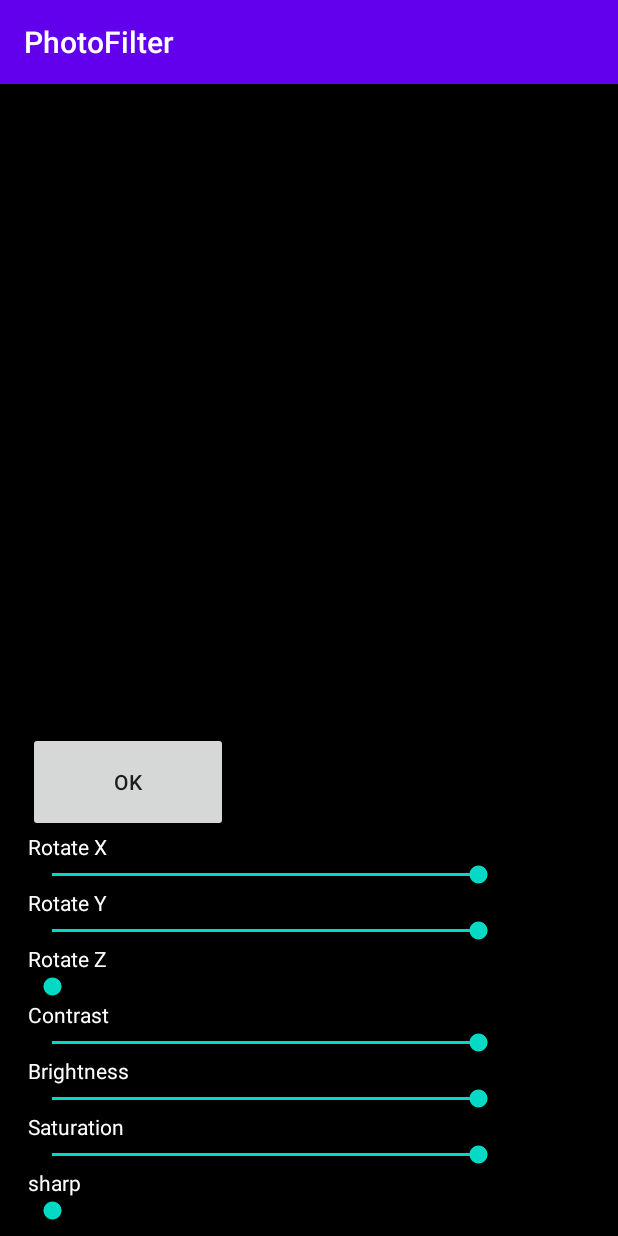
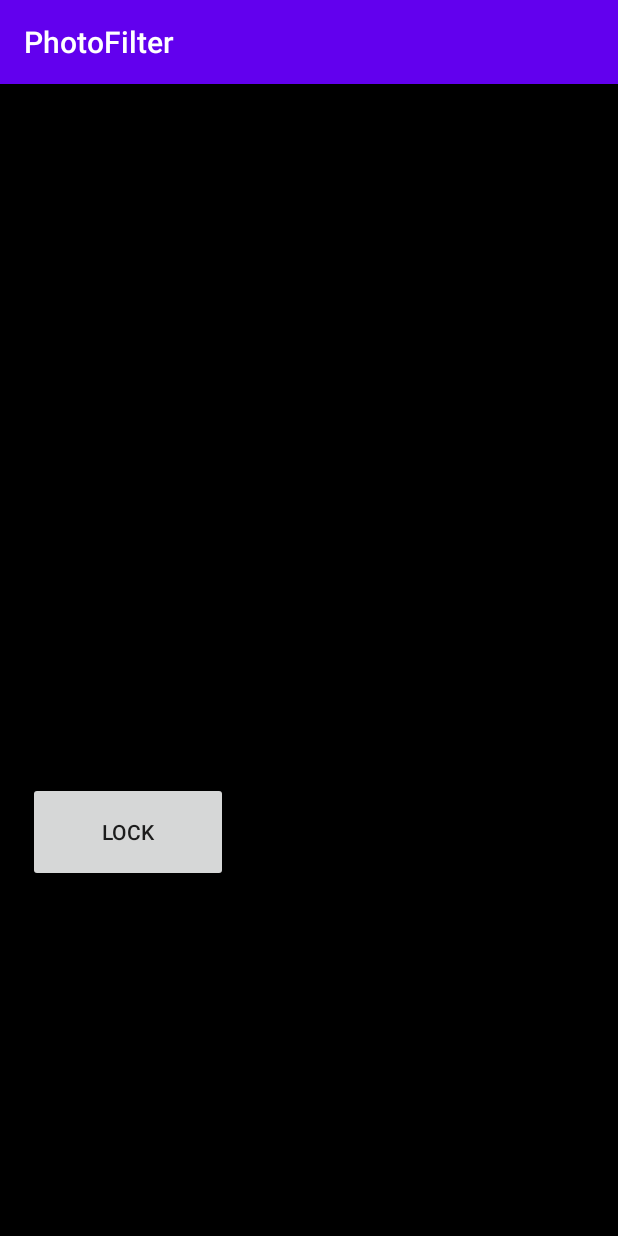
Before and after one commit to mick60316/PhotoFilter, an Android app: the screen it shows after launch (MainActivity), on a phone screen of 412 x 824 dp. Run offline under Robolectric (Android 15) with nearby library versions, the phone set to English and light mode, and no system bars; 21 statements that could not run were skipped.

Commit message:
修正流程

```diff
--- a/app/src/main/java/com/example/photofilter/MainActivity.java
+++ b/app/src/main/java/com/example/photofilter/MainActivity.java
@@ -29,15 +29,21 @@ import static org.opencv.photo.Photo.edgePreservingFilter;
 public class MainActivity extends AppCompatActivity implements RadioGroup.OnCheckedChangeListener {
 
 
+
+    private static final int ROI_MODE =0;
+    private static final int ADJUST_MODE =1;
+
+    private int currentMode =0;
+
+
     private RadioGroup filerGroup;
     private SeekBar [] seekBars=new SeekBar[7];
     private ScaleGestureDetector mScaleGestureDetector;
 
     private static  String MikeTAG ="Mike";
     private ImageView sourceImage;
-    private Mat srcImg,filerImage,processImage;
+    private Mat srcImg,srcImgClone,filerImage,processImage;
     private Mat brightnessMask;
-
 
     private Rect roi =new Rect(0,0,700,700);
 
@@ -47,7 +53,7 @@ public class MainActivity extends AppCompatActivity implements RadioGroup.OnChec
     private static PointF touchScreenStopPtArr[] = new PointF[10];
     private static PointF touchScreenCurrPtArr[] = new PointF[10];
 
-    private Button defalutButton;
+    private Button defalutButton,roiOkButton;
 
     private int xAngle =90;
     private int yAngle =90;
@@ -72,6 +78,7 @@ public class MainActivity extends AppCompatActivity implements RadioGroup.OnChec
     private void setDefault ()
     {
 
+
         for (int i =0;i<seekBars.length ;i++) {
             seekBars[i].setProgress(seekBarInitValue[i]);
 
@@ -80,9 +87,14 @@ public class MainActivity extends AppCompatActivity implements RadioGroup.OnChec
         if (filerGroup.getCheckedRadioButtonId()!=R.id.normal_filter_radio)
         {
             filerGroup.check(R.id.normal_filter_radio);
-            filerImage =null;
-            updateImageview(processImage);
+           // updateImageview(processImage);
         }
+
+        currentMode = ROI_MODE;
+        updateImageview(ImageProcess.getRotationImage(srcImg,xAngle,yAngle,zAngle));
+
+
+
     }
 
     @Override
@@ -155,11 +167,20 @@ public class MainActivity extends AppCompatActivity implements RadioGroup.OnChec
         }
         filerGroup.setOnCheckedChangeListener(this);
 
-        defalutButton =findViewById(R.id.testbt);
+        defalutButton =findViewById(R.id.default_button);
         defalutButton.setOnClickListener(new View.OnClickListener() {
             @Override
             public void onClick(View view) {
                 setDefault();
+            }
+        });
+        roiOkButton=findViewById(R.id.roi_ok_button);
+        roiOkButton.setOnClickListener(new View.OnClickListener() {
+            @Override
+            public void onClick(View view) {
+                srcImgClone=new Mat (srcImg,roi).clone();
+                currentMode =ADJUST_MODE;
+                updateImageview(ImageProcess.getRotationImage(srcImgClone,xAngle,yAngle,zAngle));
             }
         });
 
@@ -168,6 +189,7 @@ public class MainActivity extends AppCompatActivity implements RadioGroup.OnChec
 
     @Override
     public void onCheckedChanged(RadioGroup radioGroup, int i) {
+            if (processImage ==null)return ;
             switch (i)
             {
                 case R.id.normal_filter_radio:
@@ -183,6 +205,7 @@ public class MainActivity extends AppCompatActivity implements RadioGroup.OnChec
                     break;
                 case R.id.warm_filter_radio:
                     MikeLog("warm");
+
                     filerImage =ImageProcess.WarmFilter(processImage);
                     updateImageview(filerImage);
                     break;
@@ -199,7 +222,7 @@ public class MainActivity extends AppCompatActivity implements RadioGroup.OnChec
 
     private void updateImageview (Mat inputMat)
     {
-        //inputMat =new Mat (inputMat,roi);
+        if (currentMode ==ROI_MODE) inputMat =new Mat (inputMat,roi);
         Bitmap newBp =Bitmap.createBitmap(inputMat.width(),inputMat.height(), Bitmap.Config.ARGB_8888);
         Utils.matToBitmap(inputMat,newBp);
         sourceImage.setImageBitmap(newBp);
@@ -229,41 +252,39 @@ public class MainActivity extends AppCompatActivity implements RadioGroup.OnChec
             switch(seekBar.getId())
             {
                 case R.id.sharp_bar:
-                    processImage=ImageProcess.getSharpImage(srcImg,i);
+                    processImage=ImageProcess.getSharpImage(srcImgClone,i);
 
                     break;
                 case R.id.brightness_bar:
-                    processImage=ImageProcess.getBrightnessImage(srcImg,i-100);
+                    processImage=ImageProcess.getBrightnessImage(srcImgClone,i-100);
 
                     break;
                 case R.id.contrast_bar:
-                    processImage=ImageProcess.getContrastImage(srcImg,i-100);
+                    processImage=ImageProcess.getContrastImage(srcImgClone,i-100);
 
                     break;
 
                 case R.id.saturation_bar:
-                    processImage=(ImageProcess.getSaturationImage(srcImg,i-100));
+                    processImage=(ImageProcess.getSaturationImage(srcImgClone,i-100));
                     break;
 
                 case R.id.rotate_x_bar:
                     xAngle=90+i-12;
-                    processImage=(ImageProcess.getRotationImage(srcImg,xAngle,yAngle,zAngle));
+                    processImage=(ImageProcess.getRotationImage(srcImgClone,xAngle,yAngle,zAngle));
 
                     break;
                 case R.id.rotate_y_bar:
                     yAngle=90+i-12;
-                    processImage=(ImageProcess.getRotationImage(srcImg,xAngle,yAngle,zAngle));
+                    processImage=(ImageProcess.getRotationImage(srcImgClone,xAngle,yAngle,zAngle));
 
                     break;
                 case R.id.rotate_z_bar:
                     zAngle=90+i;
-                    processImage=(ImageProcess.getRotationImage(srcImg,xAngle,yAngle,zAngle));
+                    processImage=(ImageProcess.getRotationImage(srcImgClone,xAngle,yAngle,zAngle));
                     break;
 
             }
             updateImageview(processImage);
-
-
         }
 
         @Override
@@ -315,8 +336,8 @@ public class MainActivity extends AppCompatActivity implements RadioGroup.OnChec
 
                     int newPosX=(int)(roiStartX-(pointCurrentX-pointStartX));
                     int newPosY =(int)(roiStartY -(pointCurrentY-pointStartY));
-                    if (newPosX >0 && newPosX <srcImg.width()-700*mScaleFactor) roi.x=newPosX;
-                    if (newPosY >0 && newPosY <srcImg.height()-700*mScaleFactor) roi.y=newPosY;
+                    if (newPosX >=0 && newPosX <srcImg.width()-700*mScaleFactor) roi.x=newPosX;
+                    if (newPosY >=0 && newPosY <srcImg.height()-700*mScaleFactor) roi.y=newPosY;
 
                     MikeLog(" "+(newPosX)+" "+(newPosY)+" "+srcImg.width() +" "+srcImg.height());
                     updateImageview(ImageProcess.getOnlyRotatedImage());
@@ -324,7 +345,9 @@ public class MainActivity extends AppCompatActivity implements RadioGroup.OnChec
                     break;
                 case MotionEvent.ACTION_UP:
                     //MikeLog("UPUPUP");
-                    if (filerImage ==null) updateImageview(processImage);
+                    if (filerImage ==null) {
+                     //   updateImageview(processImage);
+                    }
                     else updateImageview(filerImage);
                     break;
 
@@ -346,12 +369,12 @@ public class MainActivity extends AppCompatActivity implements RadioGroup.OnChec
                 roi.height = (int) (500 * mScaleFactor);
                 roi.width = (int) (500 * mScaleFactor);
             }
-
-
-
             return true;
         }
     }
 
 
+
+
+
 }
--- a/app/src/main/res/layout/activity_main.xml
+++ b/app/src/main/res/layout/activity_main.xml
@@ -6,7 +6,7 @@
     android:layout_height="match_parent"
     android:background="#000000"
     tools:context=".MainActivity">
-    <LinearLayout
+    <RelativeLayout
         android:layout_width="match_parent"
         android:layout_height="match_parent"
         android:layout_marginLeft="28px"
@@ -18,23 +18,24 @@
         <ImageView
             android:id="@+id/src_imageview"
             android:src="@drawable/img"
-
             android:layout_width="1024px"
             android:layout_height="620px">
         </ImageView>
 
-
+        <Button
+            android:id="@+id/roi_ok_button"
+            android:text="Lock"
+            android:layout_marginTop="670px"
+            android:layout_height="100px"
+            android:layout_width="200px">
+        </Button>
         <LinearLayout
+            android:id="@+id/adjust_layout"
+            android:visibility="invisible"
+            android:layout_marginTop="800px"
             android:layout_width="match_parent"
             android:layout_height="wrap_content"
             android:orientation="vertical">
-
-
-            <Button
-                android:text="OK"
-                android:layout_height="100px"
-                android:layout_width="200px">
-            </Button>
             <TextView
                 android:layout_width="wrap_content"
                 android:layout_height="wrap_content"
@@ -128,7 +129,20 @@
                 android:layout_width="900px"
                 android:layout_height="wrap_content">
             </SeekBar>
+            <Button
+                android:id="@+id/adjust_finish_button"
+                android:text="Finish"
+                android:layout_width="300px"
+                android:layout_height="150px">
+            </Button>
 
+        </LinearLayout>
+        <RelativeLayout
+            android:id="@+id/filter_layout"
+            android:visibility="invisible"
+            android:layout_width="match_parent"
+            android:layout_marginTop="800px"
+            android:layout_height="match_parent">
             <RadioGroup
                 android:id="@+id/filer_group"
                 android:layout_marginTop="30px"
@@ -158,22 +172,19 @@
                     android:text="Cartoon"
                     android:textColor="#FFFFFF" />
             </RadioGroup>
-            <Button
-                android:id="@+id/testbt"
-                android:layout_width="300px"
-                android:layout_height="150px"
-                android:text="default"
-                ></Button>
+        </RelativeLayout>
+        <Button
+            android:id="@+id/default_button"
+            android:layout_width="300px"
+            android:layout_height="150px"
+            android:text="default"
+            android:layout_marginTop="1800px"
+            ></Button>
 
 
 
-
-
-        </LinearLayout>
+    </RelativeLayout>
 
 
 
-    </LinearLayout>
-
-
 </androidx.constraintlayout.widget.ConstraintLayout>
```
